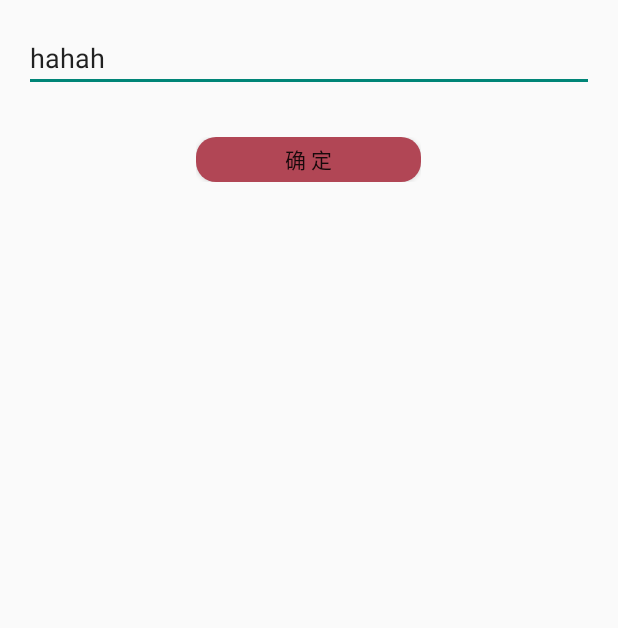
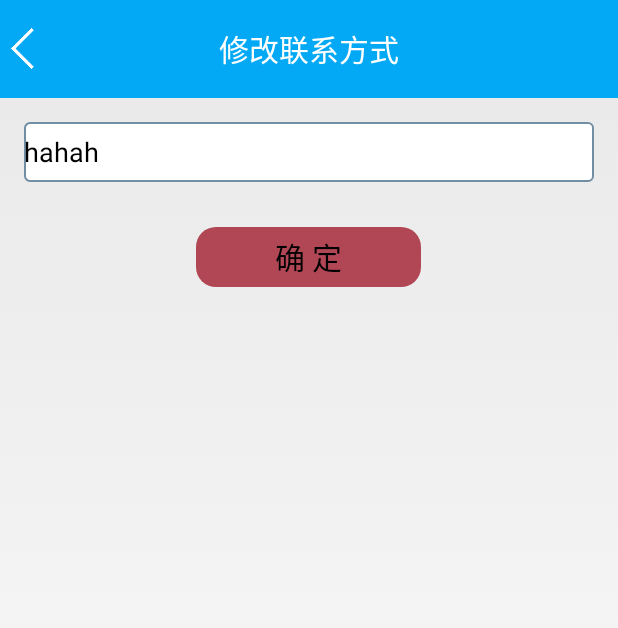
Before and after one commit to NEUSE1401/LeQi, an Android app: the PersonalInformationActivity screen opened directly, with no data from a screen before it, after a tap on "联系方式", on a phone screen of 412 x 824 dp. Shown: the top 628 px of the screen. Run offline under Robolectric (Android 15) with nearby library versions, the phone set to English and light mode, and no system bars.

Commit message:
个人信息界面完善

```diff
--- a/app/src/main/AndroidManifest.xml
+++ b/app/src/main/AndroidManifest.xml
@@ -22,7 +22,8 @@
         <activity
             android:name=".PersonalInformationActivity"
             android:theme="@style/CustomTitleTheme"/>
-        <activity android:name=".ChangePersonalInfoActivity"/>
+        <activity android:name=".ChangePersonalInfoActivity"
+            android:theme="@style/CustomTitleTheme"/>
     </application>
 
 </manifest>
--- a/app/src/main/java/la/neu/leqi/ChangePersonalInfoActivity.java
+++ b/app/src/main/java/la/neu/leqi/ChangePersonalInfoActivity.java
@@ -6,8 +6,10 @@ import android.content.Intent;
 import android.support.v7.app.AppCompatActivity;
 import android.os.Bundle;
 import android.view.View;
+import android.view.Window;
 import android.widget.Button;
 import android.widget.EditText;
+import android.widget.ImageView;
 import android.widget.LinearLayout;
 import android.widget.RadioButton;
 import android.widget.RadioGroup;
@@ -19,6 +21,8 @@ public class ChangePersonalInfoActivity extends Activity {
     private LinearLayout changeArea;
     private LinearLayout changeSexArea;
     private Button changeCommit;
+    private TextView back_title;
+    private ImageView imageView;
 
 
     private String contentAfterChange;
@@ -27,8 +31,18 @@ public class ChangePersonalInfoActivity extends Activity {
     @Override
     protected void onCreate(Bundle savedInstanceState) {
         super.onCreate(savedInstanceState);
+        requestWindowFeature(Window.FEATURE_CUSTOM_TITLE);
         setContentView(R.layout.activity_change_personal_info);
+        getWindow().setFeatureInt(Window.FEATURE_CUSTOM_TITLE, R.layout.back_title);
+        back_title = (TextView)findViewById(R.id.back_title);
 
+        imageView  =(ImageView)findViewById(R.id.back_icon);
+        imageView.setOnClickListener(new View.OnClickListener() {
+            @Override
+            public void onClick(View view) {
+                onBackPressed();
+            }
+        });
         changeArea= (LinearLayout) findViewById(R.id.change_area);
         changeSexArea= (LinearLayout) findViewById(R.id.change_sex_area);
         changeCommit= (Button) findViewById(R.id.change_sure);
@@ -38,10 +52,13 @@ public class ChangePersonalInfoActivity extends Activity {
         contentBeforChange=intent.getStringExtra("contentBefore");
 
         if(id==R.id.change_nickname){
+            back_title.setText("修改昵称");
             setChangeEditText( contentBeforChange);
         }else if(id==R.id.change_contact){
+            back_title.setText("修改联系方式");
             setChangeEditText( contentBeforChange);
         }else if(id==R.id.change_sex){
+            back_title.setText("修改性别");
             setSexChooseRadioButton( contentBeforChange);
         }
 
--- /dev/null
+++ b/app/src/main/res/drawable/edit_text.xml
@@ -0,0 +1,8 @@
+<?xml version="1.0" encoding="UTF-8"?>
+<shape xmlns:android="http://schemas.android.com/apk/res/android">
+    <solid android:color="#FFFFFF" />
+    <corners android:radius="3dip"/>
+    <stroke
+        android:width="1dip"
+        android:color="#728ea3" />
+</shape>
--- a/app/src/main/res/layout/activity_change_personal_info.xml
+++ b/app/src/main/res/layout/activity_change_personal_info.xml
@@ -18,8 +18,9 @@
         android:layout_height="wrap_content">
 
         <EditText
+            android:background="@drawable/edit_text"
             android:layout_width="match_parent"
-            android:layout_height="wrap_content"
+            android:layout_height="40dp"
             android:id="@+id/change_editText" />
     </LinearLayout>
 
@@ -53,8 +54,9 @@
         android:layout_width="wrap_content"
         android:layout_height="wrap_content">
         <Button
+            android:textSize="20dp"
             android:id="@+id/change_sure"
-            android:layout_height="30dp"
+            android:layout_height="40dp"
             android:layout_width="150dp"
             android:text="确 定"
             android:background="@drawable/button"/>
```
Also changed, not shown: app/src/main/java/la/neu/leqi/PersonalInformationActivity.java (+13 -8 lines), app/src/main/res/menu/menu_content.xml (+6 -1 lines), app/src/main/res/drawable/exit.png (added).
